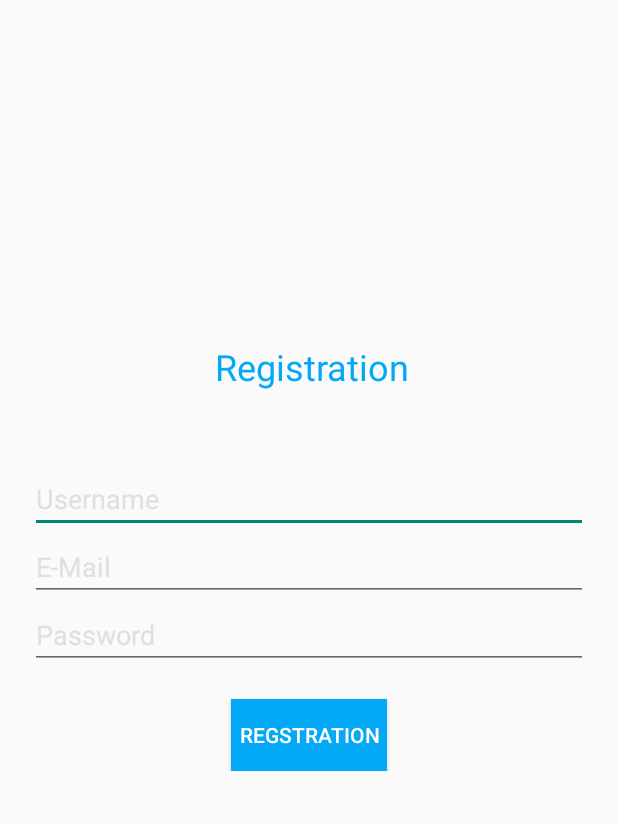
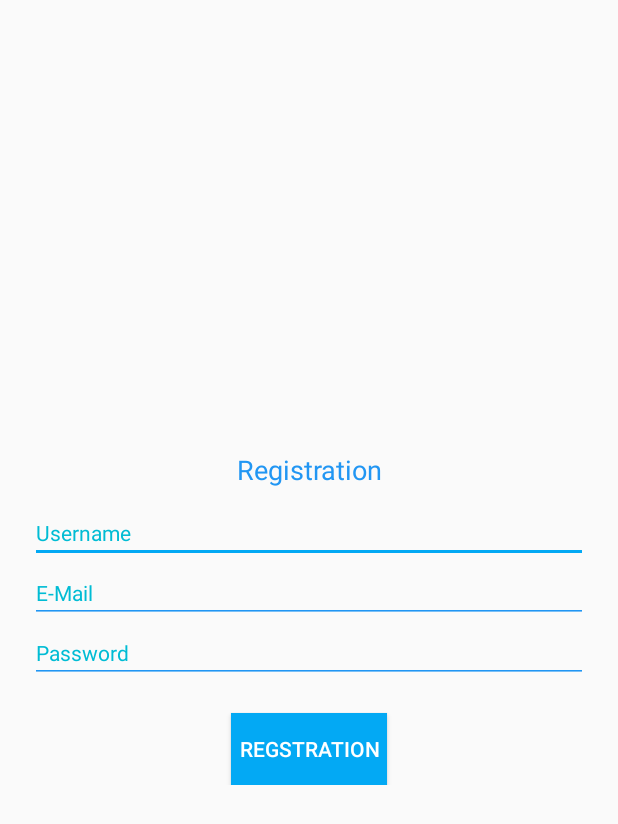
Before and after one commit to aila-dev/aila-hackathon, an Android app: the Registration screen opened directly, with no data from a screen before it, on a phone screen of 412 x 824 dp. Shown: the top 824 px of the screen. Run offline under Robolectric (Android 15) with nearby library versions, the phone set to English and light mode, and no system bars; our stand-ins replace Firebase (no records; nobody signed in at launch, a user with empty details on screens opened directly).

Commit message:
Merge remote-tracking branch 'origin/master'
# Conflicts:
#	app/src/main/java/com/aila/ailahackathon/AILAFloat.java

```diff
--- a/app/src/main/java/com/aila/ailahackathon/schedule/Schedule.java
+++ b/app/src/main/java/com/aila/ailahackathon/schedule/Schedule.java
@@ -3,7 +3,9 @@ package com.aila.ailahackathon.schedule;
 import androidx.annotation.NonNull;
 import androidx.appcompat.app.AppCompatActivity;
 
+import android.content.Intent;
 import android.os.Bundle;
+import android.view.View;
 
 import com.aila.ailahackathon.BaseV.BaseView;
 import com.aila.ailahackathon.R;
@@ -32,4 +34,8 @@ public class Schedule extends AppCompatActivity implements BaseView {
     public void onAddError(String message) {
 
     }
+    public void moveaddschedule(View view){
+        Intent in=new Intent(getBaseContext(), AddSchedule.class);
+        startActivity(in);
+    }
 }
--- a/app/src/main/res/layout/activity_main.xml
+++ b/app/src/main/res/layout/activity_main.xml
@@ -18,7 +18,7 @@
             android:layout_height="wrap_content"
             android:layout_gravity="right"
             android:layout_margin="10dp"
-            android:background="@color/colorMediumBlue"
+            android:background="@drawable/circle_button"
             android:padding="5dp"
             android:text="Parent Care"
             android:onClick="moveparentcare"
--- a/app/src/main/res/layout/activity_registration.xml
+++ b/app/src/main/res/layout/activity_registration.xml
@@ -5,29 +5,6 @@
     android:layout_width="match_parent"
     android:layout_height="match_parent"
     tools:context=".auth.Registration">
-    <LinearLayout
-        android:layout_width="match_parent"
-        android:layout_height="match_parent"
-        android:layout_gravity="center_vertical"
-        android:orientation="vertical">
-
-        <TextView
-            android:id="@+id/textView"
-            android:layout_width="match_parent"
-            android:layout_height="wrap_content"
-            android:layout_alignParentStart="true"
-            android:layout_alignParentTop="true"
-            android:layout_alignParentEnd="true"
-            android:layout_gravity="center_vertical"
-            android:layout_marginStart="2dp"
-            android:layout_marginTop="228dp"
-            android:layout_marginEnd="-2dp"
-            android:gravity="center"
-            android:paddingBottom="20dp"
-            android:text="Registration"
-            android:textColor="@color/colorMediumBlue"
-            android:textSize="24sp" />
-    </LinearLayout>
 
     <RelativeLayout
         android:layout_width="match_parent"
@@ -40,32 +17,45 @@
             android:layout_height="wrap_content"
             android:orientation="vertical">
 
+            <TextView
+                android:id="@+id/textView3"
+                android:layout_width="match_parent"
+                android:layout_height="wrap_content"
+                android:layout_marginBottom="10dp"
+                android:gravity="center"
+                android:text="Registration"
+                android:textColor="@color/colorBoldBlue"
+                android:textSize="18sp" />
+
             <EditText
                 android:id="@+id/username"
                 android:layout_width="match_parent"
                 android:layout_height="wrap_content"
                 android:ems="10"
-                android:textColorHint="@color/colorPlaceholder"
                 android:hint="Username"
-                android:inputType="textPersonName" />
+                android:inputType="textPersonName"
+                android:textColorHint="@color/colorSoftBlue"
+                android:textSize="14sp" />
 
             <EditText
                 android:id="@+id/email"
                 android:layout_width="match_parent"
                 android:layout_height="wrap_content"
                 android:ems="10"
-                android:textColorHint="@color/colorPlaceholder"
                 android:hint="E-Mail"
-                android:inputType="textPersonName" />
+                android:inputType="textPersonName"
+                android:textColorHint="@color/colorSoftBlue"
+                android:textSize="14sp" />
 
             <EditText
                 android:id="@+id/password"
                 android:layout_width="match_parent"
                 android:layout_height="wrap_content"
                 android:ems="10"
-                android:textColorHint="@color/colorPlaceholder"
                 android:hint="Password"
-                android:inputType="textPassword" />
+                android:inputType="textPassword"
+                android:textColorHint="@color/colorSoftBlue"
+                android:textSize="14sp" />
 
             <LinearLayout
                 android:layout_width="match_parent"
--- a/app/src/main/res/layout/activity_schedule.xml
+++ b/app/src/main/res/layout/activity_schedule.xml
@@ -21,6 +21,7 @@
         android:layout_width="wrap_content"
         android:layout_height="wrap_content"
         android:padding="20dp"
+        android:onClick="moveaddschedule"
         app:layout_constraintEnd_toEndOf="parent"
         app:layout_constraintTop_toTopOf="parent"
         app:srcCompat="@android:drawable/ic_input_add" />
--- a/app/src/main/res/values/styles.xml
+++ b/app/src/main/res/values/styles.xml
@@ -9,6 +9,9 @@
 <!--        <item name="android:windowIsTranslucent">true</item>-->
 <!--        <item name="android:windowBackground">@color/colorTrans</item>-->
 <!--        <item name="android:windowNoTitle">true</item>-->
+        <item name="colorControlNormal">#2196F3</item>
+        <item name="colorControlActivated">#03A9F4</item>
+        <item name="colorControlHighlight">#00BCD4</item>
     </style>
 
 </resources>
```
Also changed, not shown: app/src/main/res/layout/activity_login.xml (+21 -29 lines).
